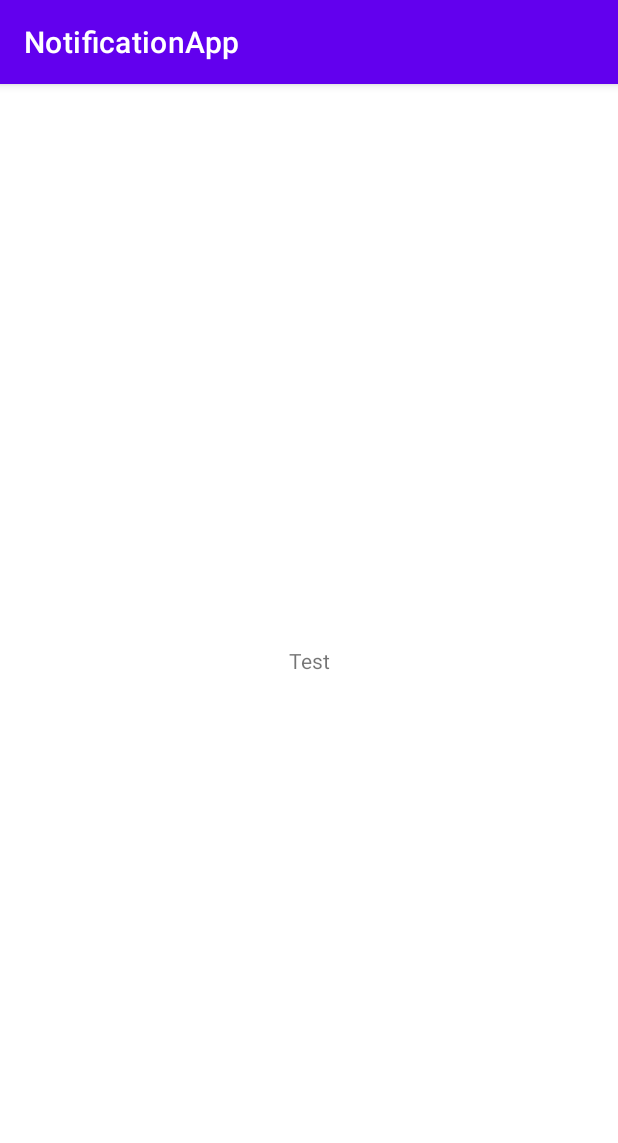
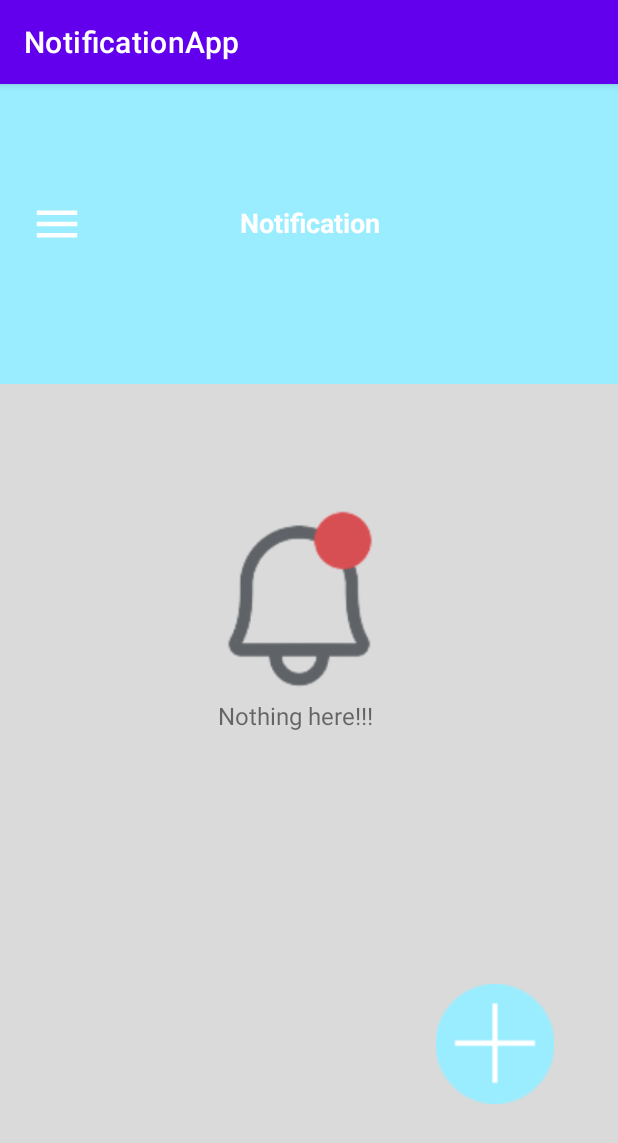
Before and after one commit to Unexxxx/Notification-app, an Android app: the screen it shows after launch (MainActivity), on a phone screen of 412 x 824 dp. Shown: the top 1143 px of the screen. Run offline under Robolectric (Android 15) with nearby library versions, the phone set to English and light mode, and no system bars.

Commit message:
Finished desinging homepage

```diff
--- /dev/null
+++ b/app/src/main/res/drawable/ic_baseline_menu_24.xml
@@ -0,0 +1,5 @@
+<vector android:height="36dp" android:tint="#FFFFFF"
+    android:viewportHeight="24" android:viewportWidth="24"
+    android:width="36dp" xmlns:android="http://schemas.android.com/apk/res/android">
+    <path android:fillColor="@android:color/white" android:pathData="M3,18h18v-2L3,16v2zM3,13h18v-2L3,11v2zM3,6v2h18L21,6L3,6z"/>
+</vector>
--- a/app/src/main/res/layout/activity_main.xml
+++ b/app/src/main/res/layout/activity_main.xml
@@ -1,18 +1,74 @@
 <?xml version="1.0" encoding="utf-8"?>
 <androidx.constraintlayout.widget.ConstraintLayout xmlns:android="http://schemas.android.com/apk/res/android"
-    xmlns:app="http://schemas.android.com/apk/res-auto"
     xmlns:tools="http://schemas.android.com/tools"
+    android:id="@+id/container"
     android:layout_width="match_parent"
     android:layout_height="match_parent"
+    android:background="#DADADA"
     tools:context=".MainActivity">
 
-    <TextView
+    <RelativeLayout
         android:layout_width="wrap_content"
-        android:layout_height="wrap_content"
-        android:text="Test"
-        app:layout_constraintBottom_toBottomOf="parent"
-        app:layout_constraintEnd_toEndOf="parent"
-        app:layout_constraintStart_toStartOf="parent"
-        app:layout_constraintTop_toTopOf="parent" />
+        android:layout_height="match_parent"
+        android:orientation="vertical"
+        tools:ignore="MissingConstraints">
+
+        <RelativeLayout
+            android:id="@+id/rl_notif"
+            android:layout_width="wrap_content"
+            android:layout_height="wrap_content"
+            >
+
+            <View
+                android:layout_width="match_parent"
+                android:layout_height="300px"
+                android:background="#9AEDFF" />
+
+            <androidx.appcompat.widget.AppCompatImageView
+                android:layout_width="wrap_content"
+                android:layout_height="wrap_content"
+                android:src="@drawable/ic_baseline_menu_24"
+                android:layout_marginStart="20dp"
+                android:layout_marginEnd="20dp"
+                android:layout_marginTop="75dp"/>
+
+            <androidx.appcompat.widget.AppCompatTextView
+                android:layout_width="wrap_content"
+                android:layout_height="wrap_content"
+                android:text="Notification"
+                android:textStyle="bold"
+                android:textColor="#ffffff"
+                android:textSize="18dp"
+                android:layout_marginTop="80dp"
+                android:layout_marginStart="160dp"
+                />
+        </RelativeLayout>
+
+        <ImageView
+            android:id="@+id/iv_bell"
+            android:layout_width="140dp"
+            android:layout_height="140dp"
+            android:layout_marginStart="130dp"
+            android:layout_marginTop="275dp"
+            android:src="@drawable/ic_bell"/>
+
+        <TextView
+            android:id="@+id/tv_nothing"
+            android:layout_width="wrap_content"
+            android:layout_height="wrap_content"
+            android:textSize="16dp"
+            android:layout_marginStart="145dp"
+            android:layout_marginTop="410dp"
+            android:text="Nothing here!!!"/>
+
+        <ImageView
+            android:layout_width="80dp"
+            android:layout_height="80dp"
+            android:background="@android:color/transparent"
+            android:src="@drawable/ic_add"
+            android:layout_marginStart="290dp"
+            android:layout_marginTop="600dp"/>
+    </RelativeLayout>
+
 
 </androidx.constraintlayout.widget.ConstraintLayout>
```
Also changed, not shown: app/src/main/ic_bell-playstore.png (added), app/src/main/res/drawable/ic_add.png (added), app/src/main/res/drawable/ic_bell.png (added).
